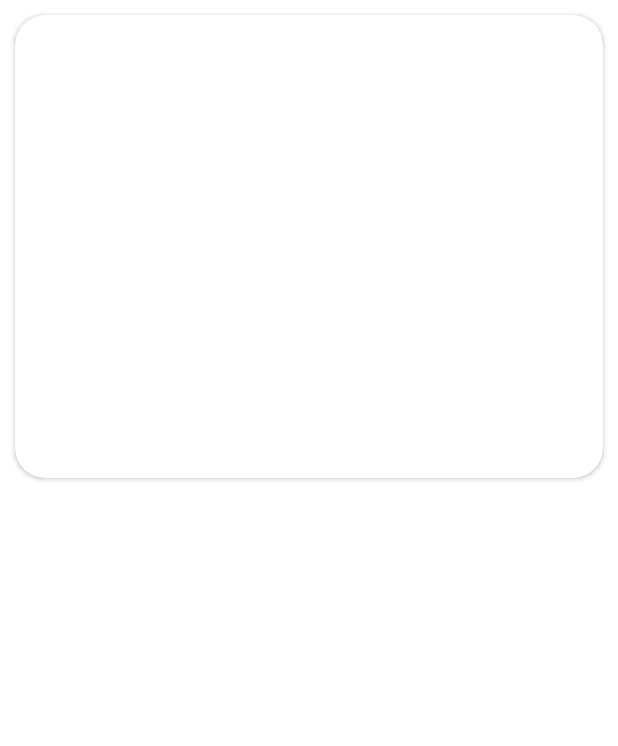
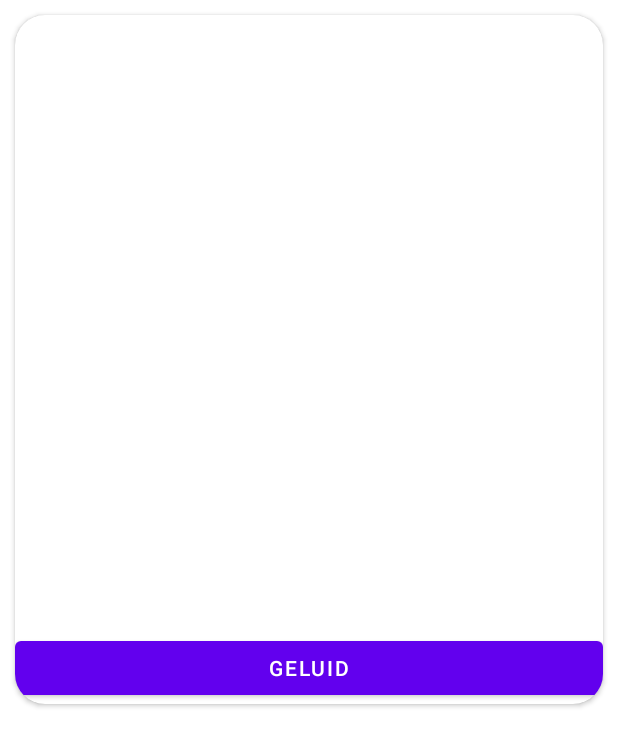
Before and after one commit to pariyaard/Amazigh, an Android app: the layout woord_layout.xml on its own in the app's theme, with its tools: preview values and no code run, on a phone screen of 412 x 824 dp. Shown: the top 746 px of the screen. Run offline under Robolectric (Android 15) with nearby library versions, the phone set to English and light mode, and no system bars.

Commit message:
Merge remote-tracking branch 'origin/main' into main
geluid toegevoegd

```diff
--- a/app/src/main/java/com/example/testfirebase/MainActivity2.java
+++ b/app/src/main/java/com/example/testfirebase/MainActivity2.java
@@ -12,6 +12,7 @@ import com.google.firebase.database.FirebaseDatabase;
 public class MainActivity2 extends AppCompatActivity {
     private RecyclerView recyclerView;
     Context x;
+
     ItemAdapter adapter;
     //WoordAdapter adapter;
     DatabaseReference algemeen, woorden;
--- a/app/src/main/res/layout/woord_layout.xml
+++ b/app/src/main/res/layout/woord_layout.xml
@@ -8,6 +8,7 @@
     android:layout_marginTop="10dp"
     android:layout_marginBottom="20dp"
     android:scrollbars="vertical"
+    app:cardBackgroundColor="#FFFFFF"
     app:cardCornerRadius="20dp">
 
     <LinearLayout
@@ -26,8 +27,9 @@
 
         <LinearLayout
             android:layout_width="match_parent"
-            android:layout_height="match_parent"
+            android:layout_height="143dp"
             android:orientation="horizontal">
+
             <TextView
                 android:id="@+id/tvWoordned2"
                 android:layout_width="80pt"
@@ -47,10 +49,17 @@
                 android:layout_marginStart="16dp"
                 android:layout_marginTop="16dp"
                 android:layout_marginEnd="16dp"
+                android:rotationX="2"
+                android:textColor="#0000FF"
                 android:textSize="18sp"
-                android:textStyle="bold"
-                android:textColor="#0000FF"
-                android:text="" />
+                android:textStyle="bold" />
+
         </LinearLayout>
+
+        <Button
+            android:id="@+id/button"
+            android:layout_width="match_parent"
+            android:layout_height="wrap_content"
+            android:text="Geluid" />
     </LinearLayout>
 </androidx.cardview.widget.CardView>
```
Also changed, not shown: app/src/main/java/com/example/testfirebase/ItemAdapter.java (+41 -0 lines).
